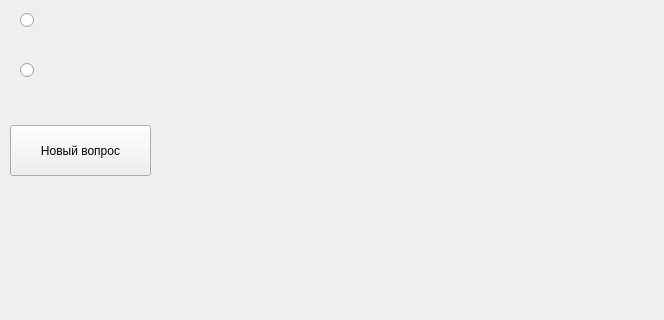
This is millionaire/millionaire.ui in B54322/lessons as Qt 5 draws it before an edit; both pictures show x 0 to 664 and y 185 to 505 of the 664 by 604 pixel window. The edited form follows.
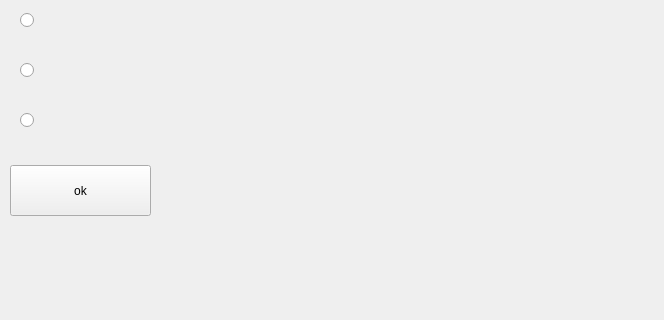
This is the edited form. Icons and pictures are not drawn.

The edit to the form file:
```diff
--- a/millionaire/millionaire.ui
+++ b/millionaire/millionaire.ui
@@ -13,6 +13,24 @@
   <property name="windowTitle">
    <string>MainWindow</string>
   </property>
+  <property name="styleSheet">
+   <string notr="true">QMainWindow
+{
+	background:url('img/bg.jpg');
+}
+
+QLabel
+{
+	color: rgb(255, 255, 255);
+	font: 20pt &quot;Times New Roman&quot;;
+}
+
+QRadioButton
+{
+	color: rgb(255, 255, 255);
+	font: 14pt &quot;Times New Roman&quot;;
+}</string>
+  </property>
   <widget class="QWidget" name="centralwidget">
    <widget class="QLabel" name="question">
     <property name="geometry">
@@ -31,13 +49,13 @@
     <property name="geometry">
      <rect>
       <x>10</x>
-      <y>310</y>
+      <y>350</y>
       <width>141</width>
       <height>51</height>
      </rect>
     </property>
     <property name="text">
-     <string>Новый вопрос</string>
+     <string>ok</string>
     </property>
    </widget>
    <widget class="QRadioButton" name="answer_1">
@@ -79,6 +97,19 @@
      <string/>
     </property>
    </widget>
+   <widget class="QRadioButton" name="answer_4">
+    <property name="geometry">
+     <rect>
+      <x>20</x>
+      <y>290</y>
+      <width>611</width>
+      <height>31</height>
+     </rect>
+    </property>
+    <property name="text">
+     <string/>
+    </property>
+   </widget>
   </widget>
  </widget>
  <resources/>
```
